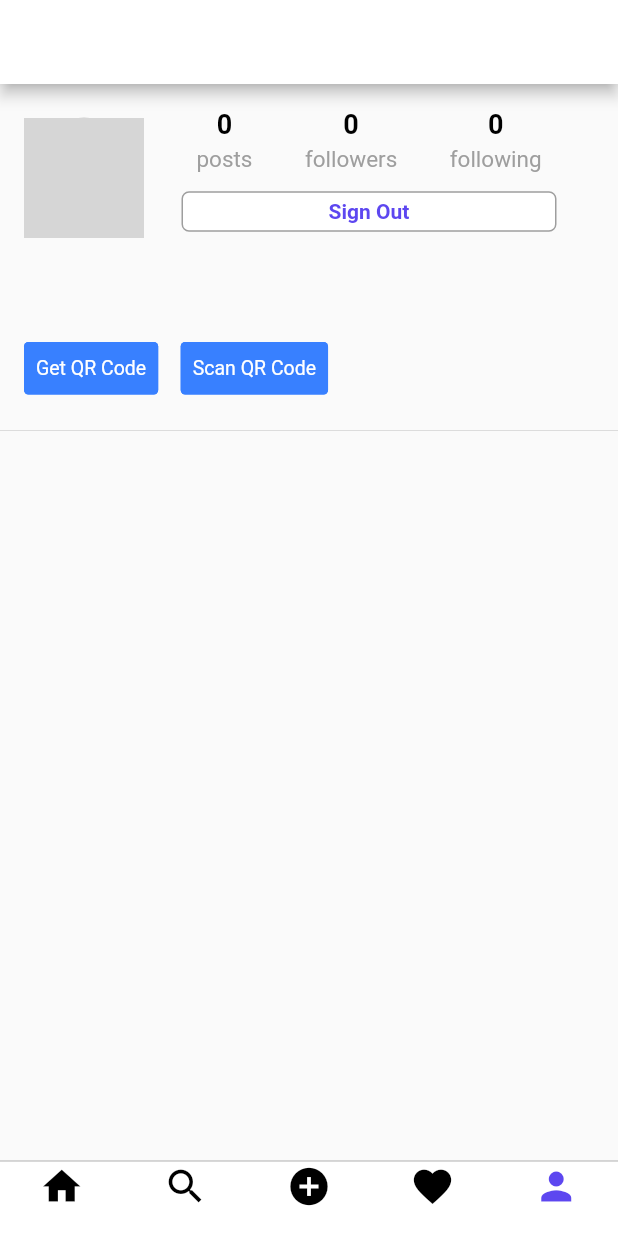
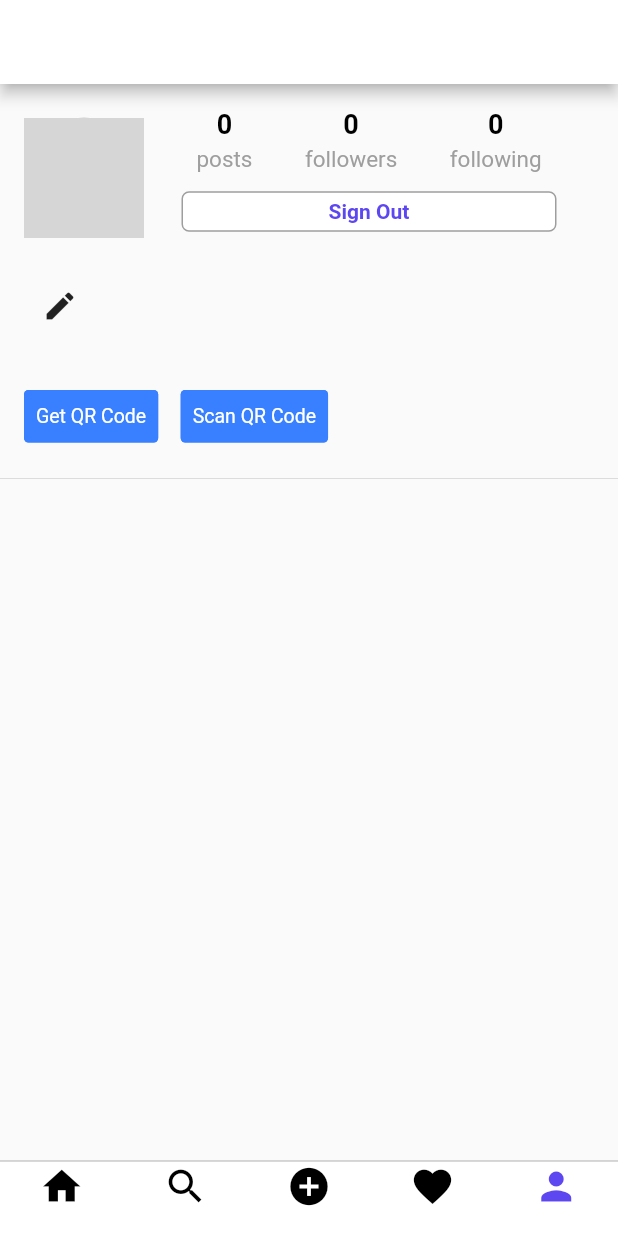
Before and after one commit to kyaay/Final-Mobile-Proj, a Flutter app: the screen it shows once a user with an empty profile is signed in, swiped to page 5, on a phone screen of 412 x 824 dp. Run offline on Flutter 3.47's test engine with Material 2 defaults, Android fonts, the phone set to English and light mode, and no system bars; drawn by our look-alikes of getwidget; our stand-ins replace cloud_firestore, firebase_auth, firebase_core, firebase_storage, flutter_svg, image_picker and 1 more; missing offline and left inert: mobile_scanner; accounts and stored records are empty; network calls fail; grey boxes are pictures that could not be loaded.

Commit message:
edit username with errors

```diff
--- a/insta_app/lib/screens/profile_screen.dart
+++ b/insta_app/lib/screens/profile_screen.dart
@@ -68,6 +68,9 @@ class _ProfileScreenState extends State<ProfileScreen> {
       isLoading = false;
     });
   }
+
+  final TextEditingController _controller =
+      TextEditingController(text: "userData['username']");
 
   @override
   Widget build(BuildContext context) {
@@ -186,11 +189,23 @@ class _ProfileScreenState extends State<ProfileScreen> {
                         padding: const EdgeInsets.only(
                           top: 15,
                         ),
-                        child: Text(
-                          userData['username'],
-                          style: TextStyle(
-                            fontWeight: FontWeight.bold,
-                          ),
+                        child: Row(
+                          children: [
+                            Text(
+                              userData['username'],
+                              style: const TextStyle(
+                                fontWeight: FontWeight.bold,
+                              ),
+                            ),
+                            IconButton(
+                              icon: const Icon(Icons.edit),
+                              onPressed: () {
+                                setState(() {
+                                  _editTitleTextField();
+                                });
+                              },
+                            )
+                          ],
                         ),
                       ),
                       Container(
@@ -216,7 +231,7 @@ class _ProfileScreenState extends State<ProfileScreen> {
                               text: 'Get QR Code',
                             ),
                           ),
-                          SizedBox(width: 15),
+                          const SizedBox(width: 15),
                           Container(
                             alignment: Alignment.centerLeft,
                             padding: const EdgeInsets.only(
@@ -226,7 +241,7 @@ class _ProfileScreenState extends State<ProfileScreen> {
                               onPressed: () {
                                 Navigator.of(context).pushReplacement(
                                   MaterialPageRoute(
-                                    builder: (context) => mobileScanner(),
+                                    builder: (context) => const mobileScanner(),
                                   ),
                                 );
                               },
@@ -278,6 +293,29 @@ class _ProfileScreenState extends State<ProfileScreen> {
               ],
             ),
           );
+  }
+
+  Widget _editTitleTextField() {
+    if (userData['username']) {
+      return Center(
+        child: TextField(
+          onSubmitted: (newValue) {
+            setState(() {
+              userData['username'] = newValue;
+            });
+          },
+          autofocus: true,
+          controller: _controller,
+        ),
+      );
+    }
+    return InkWell(
+      onTap: () {
+        setState(() {
+          _editTitleTextField();
+        });
+      },
+    );
   }
 
   Column buildStatColumn(int num, String label) {
```
Also changed, not shown: 1 other file.
